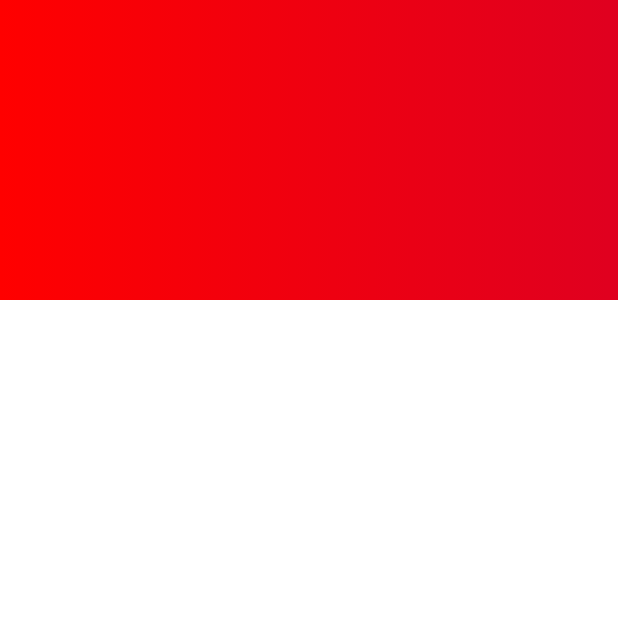
After one commit to AbhijithShambu/compose-scrollbar-modifier, an Android app built with Jetpack Compose: the composable HorizontalScrollWithScrollbarSample shown on its own in the app's theme, on a phone screen of 412 x 824 dp, the top half of it. The commit adds this screen. Run offline under Robolectric (Android 15) with nearby library versions, the light colour scheme and no system bars; 3 statements that could not run were skipped.

Commit message:
Added kdoc and added scrollWithScrollbar modifier

```diff
--- a/lib/src/commonMain/kotlin/com/shambu/compose/scrollbar/ScrollbarModifier.kt
+++ b/lib/src/commonMain/kotlin/com/shambu/compose/scrollbar/ScrollbarModifier.kt
@@ -17,12 +17,33 @@ import androidx.compose.ui.geometry.Size
 import androidx.compose.ui.unit.LayoutDirection
 import kotlin.math.max
 
+/**
+ * Adds a scrollbar to the composable that is being modified.
+ *
+ * Recommended to use [verticalScrollWithScrollbar] or [horizontalScrollWithScrollbar]
+ * or [scrollWithScrollbar] for smooth behaviour
+ *
+ * This modifier allows you to add a scrollbar to a scrollable composable, such as a
+ * `Column` or `Row`. The scrollbar's appearance and behavior can be customized
+ * using the `config` parameter.
+ *
+ * @param scrollState The scroll state that the scrollbar will be linked to.
+ * @param scrollbarState The state of the scrollbar, including its position and visibility.
+ * @param direction The orientation of the scrollbar (horizontal or vertical).
+ * @param config The configuration for the scrollbar's appearance and behavior.
+ *
+ * @return A modifier that adds a scrollbar to the composable.
+ *
+ * @see ScrollState
+ * @see ScrollbarState
+ * @see Orientation
+ * @see ScrollbarConfig
+ */
 fun Modifier.scrollbar(
     scrollState: ScrollState,
     scrollbarState: ScrollbarState,
     direction: Orientation,
     config: ScrollbarConfig = ScrollbarConfig(),
-    isDragEnabled: Boolean = true,
 ): Modifier =
     composed {
         var (
@@ -176,4 +197,4 @@ fun Modifier.scrollbar(
                 )
             }
         }
-    }.scrollbarDrag(scrollState, scrollbarState, direction, isDragEnabled)
+    }.scrollbarDrag(scrollState, scrollbarState, direction, config.isDragEnabled)
--- /dev/null
+++ b/sample/composeApp/src/commonMain/kotlin/com/shambu/compose/scrollbar/sample/HorizontalScrollWithScrollbarSample.kt
@@ -0,0 +1,38 @@
+package com.shambu.compose.scrollbar.sample
+
+import androidx.compose.foundation.background
+import androidx.compose.foundation.layout.Box
+import androidx.compose.foundation.layout.size
+import androidx.compose.foundation.rememberScrollState
+import androidx.compose.runtime.Composable
+import androidx.compose.ui.Modifier
+import androidx.compose.ui.graphics.Brush
+import androidx.compose.ui.graphics.Color
+import androidx.compose.ui.graphics.TileMode
+import androidx.compose.ui.unit.dp
+import com.shambu.compose.scrollbar.ScrollbarConfig
+import com.shambu.compose.scrollbar.horizontalScrollWithScrollbar
+import com.shambu.compose.scrollbar.rememberScrollbarState
+
+@Suppress("ktlint:standard:argument-list-wrapping")
+@Composable
+fun HorizontalScrollWithScrollbarSample() {
+    val scrollState = rememberScrollState()
+    val scrollbarState = rememberScrollbarState()
+
+    val gradient = Brush.horizontalGradient(
+        listOf(Color.Red, Color.Blue, Color.Green), 0.0f, 10000.0f, TileMode.Repeated,
+    )
+    Box(
+        Modifier
+            .horizontalScrollWithScrollbar(
+                scrollState,
+                scrollbarState,
+                scrollbarConfig = ScrollbarConfig(
+                    indicatorThickness = 16.dp,
+                    indicatorColor = Color.Gray,
+                ),
+            ).size(width = 10000.dp, height = 200.dp)
+            .background(brush = gradient),
+    )
+}
```
Also changed, not shown: lib/build.gradle.kts (+6 -2 lines), lib/src/commonMain/kotlin/com/shambu/compose/scrollbar/HorizontalScrollWithScrollbar.kt (+25 -3 lines), lib/src/commonMain/kotlin/com/shambu/compose/scrollbar/ScrollWithScrollbar.kt (added, +52 -0 lines), lib/src/commonMain/kotlin/com/shambu/compose/scrollbar/ScrollbarConfig.kt (+15 -0 lines), lib/src/commonMain/kotlin/com/shambu/compose/scrollbar/ScrollbarDragModifier.kt (+18 -0 lines), lib/src/commonMain/kotlin/com/shambu/compose/scrollbar/ScrollbarState.kt (+23 -2 lines), lib/src/commonMain/kotlin/com/shambu/compose/scrollbar/VerticalScrollWithScrollbar.kt (+21 -1 lines), sample/composeApp/src/commonMain/kotlin/com/shambu/compose/scrollbar/sample/VerticalScrollWithScrollbarSample.kt (added, +39 -0 lines).
